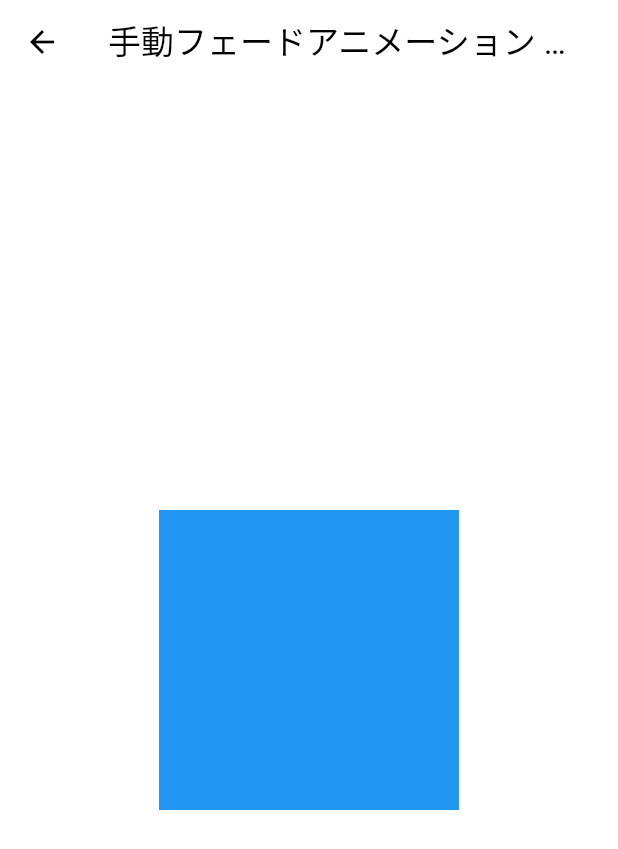
After one commit to imajoriri/flutter_animation_book_sample, a Flutter app: the screen it shows after launch, after a tap on "手動フェードアニメーション", on a phone screen of 412 x 824 dp. The commit adds this screen. Shown: the top 849 px of the screen. Run offline on Flutter 3.47's test engine with Material 3 defaults, Android fonts, the phone set to English and light mode, and no system bars.

Commit message:
feat: 新しいアニメーション画面を追加
- ScaleAnimationControllerScreenとAnimatedBuilderScreenを追加し、メイン画面から遷移できるように設定
- メイン画面に新しいリストタイルを追加し、各アニメーション画面へのナビゲーションを実装

```diff
--- a/lib/main.dart
+++ b/lib/main.dart
@@ -1,6 +1,8 @@
 import 'package:flutter/material.dart';
 import 'screen/animated_opacity_screen.dart';
 import 'screen/fade_transition_screen.dart';
+import 'screen/scale_animation_controller_screen.dart';
+import 'screen/animated_builder_screen.dart';
 
 void main() {
   runApp(const MyApp());
@@ -65,6 +67,26 @@ class _MyHomePageState extends State<MyHomePage> with TickerProviderStateMixin {
               );
             },
           ),
+          _ListTile(
+            title: const Text("手動フェードアニメーション"),
+            onTap: () {
+              Navigator.of(context).push(
+                MaterialPageRoute(
+                  builder: (context) => const ScaleAnimationControllerScreen(),
+                ),
+              );
+            },
+          ),
+          _ListTile(
+            title: const Text("AnimatedBuilder"),
+            onTap: () {
+              Navigator.of(context).push(
+                MaterialPageRoute(
+                  builder: (context) => const AnimatedBuilderScreen(),
+                ),
+              );
+            },
+          ),
         ],
       ),
     );
--- /dev/null
+++ b/lib/screen/scale_animation_controller_screen.dart
@@ -0,0 +1,63 @@
+import 'package:flutter/material.dart';
+
+class ScaleAnimationControllerScreen extends StatefulWidget {
+  const ScaleAnimationControllerScreen({super.key});
+
+  @override
+  State<ScaleAnimationControllerScreen> createState() =>
+      _ScaleAnimationControllerScreenState();
+}
+
+class _ScaleAnimationControllerScreenState
+    extends State<ScaleAnimationControllerScreen>
+    with SingleTickerProviderStateMixin {
+  late final AnimationController _controller;
+  double _opacity = 1.0;
+
+  @override
+  void initState() {
+    super.initState();
+    // AnimationControllerの初期化
+    _controller = AnimationController(
+      duration: const Duration(milliseconds: 500),
+      vsync: this,
+    )..addListener(() {
+      setState(() {
+        // コントローラーの値を直接不透明度として使用
+        _opacity = _controller.value;
+      });
+    });
+
+    // デフォルトで表示状態から始める
+    _controller.value = 1.0;
+  }
+
+  @override
+  void dispose() {
+    _controller.dispose();
+    super.dispose();
+  }
+
+  @override
+  Widget build(BuildContext context) {
+    return Scaffold(
+      appBar: AppBar(title: const Text('手動フェードアニメーション サンプル')),
+      body: Center(
+        child: GestureDetector(
+          onTap: () {
+            // アニメーションの開始・逆再生を切り替える
+            if (_controller.status == AnimationStatus.completed) {
+              _controller.reverse();
+            } else {
+              _controller.forward();
+            }
+          },
+          child: Opacity(
+            opacity: _opacity,
+            child: Container(width: 200.0, height: 200.0, color: Colors.blue),
+          ),
+        ),
+      ),
+    );
+  }
+}
```
Also changed, not shown: lib/screen/animated_builder_screen.dart (added, +58 -0 lines).
